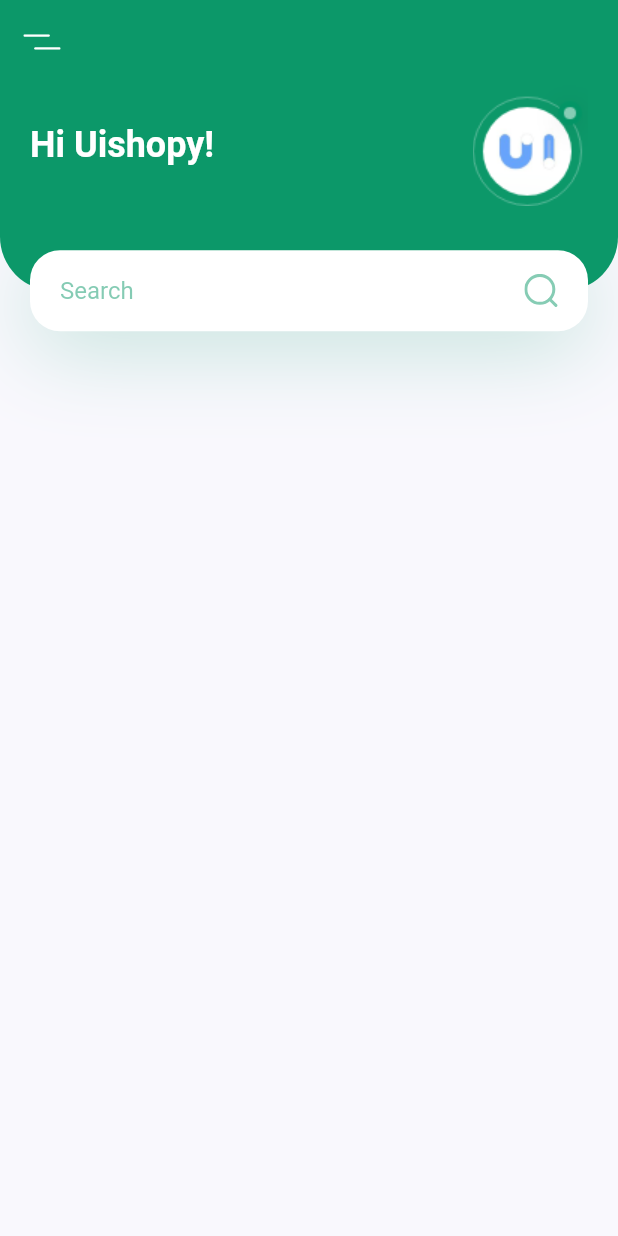
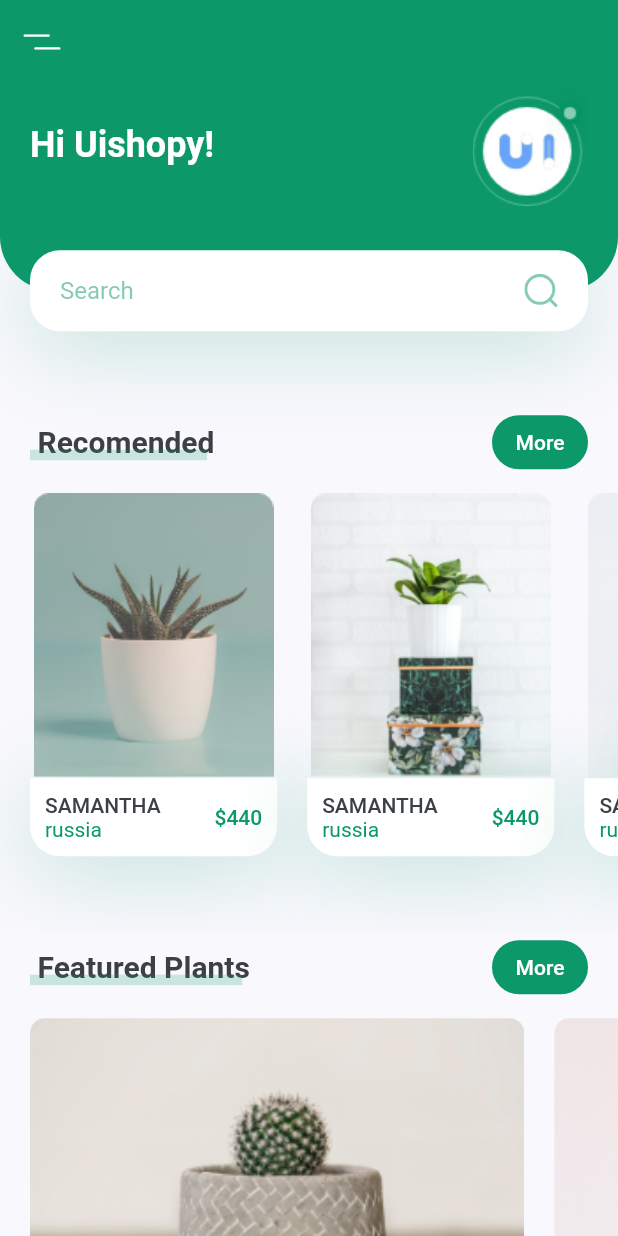
Before and after one commit to AmmarHussien/plant_app_ui, a Flutter app: the screen it shows after launch, on a phone screen of 412 x 824 dp. Run offline on Flutter 3.47's test engine with Material 2 defaults, Android fonts, the phone set to English and light mode, and no system bars; our stand-ins replace flutter_svg.

Commit message:
recomend plant and feature

```diff
--- /dev/null
+++ b/lib/components/title_with_custom_under_line.dart
@@ -0,0 +1,45 @@
+import 'package:flutter/material.dart';
+
+import '../constant.dart';
+
+class TitleWithCustomUnderLine extends StatelessWidget {
+  const TitleWithCustomUnderLine({
+    super.key,
+    required this.title,
+  });
+
+  final String title;
+
+  @override
+  Widget build(BuildContext context) {
+    return SizedBox(
+      height: 24,
+      child: Stack(
+        children: [
+          Padding(
+            padding: const EdgeInsets.only(left: kDefaultPadding / 4),
+            child: Text(
+              title,
+              style: const TextStyle(
+                fontSize: 20,
+                fontWeight: FontWeight.bold,
+              ),
+            ),
+          ),
+          Positioned(
+            bottom: 0,
+            left: 0,
+            right: 0,
+            child: Container(
+              margin: const EdgeInsets.only(right: kDefaultPadding / 4),
+              height: 7,
+              color: kPrimaryColor.withOpacity(
+                0.2,
+              ),
+            ),
+          ),
+        ],
+      ),
+    );
+  }
+}
--- a/lib/screens/home/components/body.dart
+++ b/lib/screens/home/components/body.dart
@@ -1,6 +1,8 @@
 import 'package:flutter/material.dart';
-
+import 'feature_plants.dart';
 import 'home_header.dart';
+import 'recomend_places.dart';
+import 'title_with_more_btn.dart';
 
 class Body extends StatelessWidget {
   const Body({super.key});
@@ -12,6 +14,16 @@ class Body extends StatelessWidget {
       child: Column(
         children: [
           HomePageHeader(size: size),
+          TitleWithMoreBtn(
+            title: 'Recomended',
+            press: () {},
+          ),
+          const RecomentPlants(),
+          TitleWithMoreBtn(
+            title: 'Featured Plants',
+            press: () {},
+          ),
+          const FeaturePlants(),
         ],
       ),
     );
--- /dev/null
+++ b/lib/screens/home/components/feature_plant_card.dart
@@ -0,0 +1,45 @@
+
+import 'package:flutter/material.dart';
+
+import '../../../constant.dart';
+
+class FeaturePlantCard extends StatelessWidget {
+  const FeaturePlantCard({
+    super.key,
+    required this.image,
+    required this.press,
+  });
+
+  final String image;
+  final Function press;
+
+  @override
+  Widget build(BuildContext context) {
+    Size size = MediaQuery.of(context).size;
+    return GestureDetector(
+      onTap: () {
+        press();
+      },
+      child: Container(
+        margin: const EdgeInsets.only(
+          left: kDefaultPadding,
+          top: kDefaultPadding / 2,
+          bottom: kDefaultPadding / 2,
+        ),
+        width: size.width * 0.8,
+        height: 185,
+        decoration: BoxDecoration(
+          borderRadius: BorderRadius.circular(
+            10,
+          ),
+          image: DecorationImage(
+            image: AssetImage(
+              image,
+            ),
+            fit: BoxFit.cover,
+          ),
+        ),
+      ),
+    );
+  }
+}
--- /dev/null
+++ b/lib/screens/home/components/feature_plants.dart
@@ -0,0 +1,32 @@
+import 'package:flutter/material.dart';
+import 'package:plant_app_ui/constant.dart';
+
+import 'feature_plant_card.dart';
+
+class FeaturePlants extends StatelessWidget {
+  const FeaturePlants({
+    super.key,
+  });
+
+  @override
+  Widget build(BuildContext context) {
+    return SingleChildScrollView(
+      scrollDirection: Axis.horizontal,
+      child: Row(
+        children: [
+          FeaturePlantCard(
+            image: 'assets/images/bottom_img_1.png',
+            press: () {},
+          ),
+          FeaturePlantCard(
+            image: 'assets/images/bottom_img_2.png',
+            press: () {},
+          ),
+          const SizedBox(
+            width: kDefaultPadding,
+          ),
+        ],
+      ),
+    );
+  }
+}
--- a/lib/screens/home/components/home_header.dart
+++ b/lib/screens/home/components/home_header.dart
@@ -1,5 +1,3 @@
-
-
 import 'package:flutter/material.dart';
 import 'package:flutter_svg/svg.dart';
 
@@ -15,8 +13,9 @@ class HomePageHeader extends StatelessWidget {
 
   @override
   Widget build(BuildContext context) {
-    return SizedBox(
+    return Container(
       height: size.height * 0.2,
+      margin: const EdgeInsets.only(bottom: kDefaultPadding * 2.5),
       child: Stack(
         children: [
           Container(
@@ -41,11 +40,10 @@ class HomePageHeader extends StatelessWidget {
               children: [
                 Text(
                   'Hi Uishopy!',
-                  style:
-                      Theme.of(context).textTheme.headlineSmall!.copyWith(
-                            color: Colors.white,
-                            fontWeight: FontWeight.bold,
-                          ),
+                  style: Theme.of(context).textTheme.headlineSmall!.copyWith(
+                        color: Colors.white,
+                        fontWeight: FontWeight.bold,
+                      ),
                 ),
                 const Spacer(),
                 Image.asset(
--- /dev/null
+++ b/lib/screens/home/components/recomend_place_card.dart
@@ -0,0 +1,96 @@
+
+import 'package:flutter/material.dart';
+
+import '../../../constant.dart';
+
+class RecomendPlantCard extends StatelessWidget {
+  const RecomendPlantCard({
+    super.key,
+    required this.image,
+    required this.title,
+    required this.country,
+    required this.price,
+    required this.press,
+  });
+
+  final String image, title, country;
+  final int price;
+  final Function press;
+
+  @override
+  Widget build(BuildContext context) {
+    Size size = MediaQuery.of(context).size;
+    return Container(
+      margin: const EdgeInsets.only(
+        left: kDefaultPadding,
+        top: kDefaultPadding / 2,
+        bottom: kDefaultPadding * 2.5,
+      ),
+      width: size.width * 0.4,
+      child: Column(
+        children: [
+          Image.asset(
+            image,
+          ),
+          GestureDetector(
+            onTap: () {
+              press();
+            },
+            child: Container(
+              padding: const EdgeInsets.all(kDefaultPadding / 2),
+              decoration: BoxDecoration(
+                color: Colors.white,
+                boxShadow: [
+                  BoxShadow(
+                    offset: const Offset(
+                      0,
+                      10,
+                    ),
+                    blurRadius: 50,
+                    color: kPrimaryColor.withOpacity(0.23),
+                  ),
+                ],
+                borderRadius: const BorderRadius.only(
+                  bottomLeft: Radius.circular(
+                    20,
+                  ),
+                  bottomRight: Radius.circular(
+                    20,
+                  ),
+                ),
+              ),
+              child: Row(
+                children: [
+                  RichText(
+                    text: TextSpan(
+                      children: [
+                        TextSpan(
+                          text: '$title\n'.toUpperCase(),
+                          style: Theme.of(context).textTheme.labelLarge,
+                        ),
+                        TextSpan(
+                          text: country.toLowerCase(),
+                          style: const TextStyle(
+                            color: kPrimaryColor,
+                          ),
+                        ),
+                      ],
+                    ),
+                  ),
+                  const Spacer(),
+                  Text(
+                    '\$$price',
+                    style: Theme.of(context)
+                        .textTheme
+                        .labelLarge!
+                        .copyWith(color: kPrimaryColor),
+                  ),
+                ],
+              ),
+            ),
+          ),
+        ],
+      ),
+    );
+  }
+}
--- /dev/null
+++ b/lib/screens/home/components/recomend_places.dart
@@ -0,0 +1,46 @@
+
+import 'package:flutter/material.dart';
+
+import '../../../constant.dart';
+import 'recomend_place_card.dart';
+
+class RecomentPlants extends StatelessWidget {
+  const RecomentPlants({
+    super.key,
+  });
+
+  @override
+  Widget build(BuildContext context) {
+    return SingleChildScrollView(
+      scrollDirection: Axis.horizontal,
+      child: Row(
+        children: [
+          RecomendPlantCard(
+            image: 'assets/images/image_1.png',
+            title: 'Samantha',
+            country: 'Russia',
+            price: 440,
+            press: () {},
+          ),
+          RecomendPlantCard(
+            image: 'assets/images/image_2.png',
+            title: 'Samantha',
+            country: 'Russia',
+            price: 440,
+            press: () {},
+          ),
+          RecomendPlantCard(
+            image: 'assets/images/image_3.png',
+            title: 'Samantha',
+            country: 'Russia',
+            price: 440,
+            press: () {},
+          ),
+          const SizedBox(
+            width: kDefaultPadding,
+          ),
+        ],
+      ),
+    );
+  }
+}
--- /dev/null
+++ b/lib/screens/home/components/title_with_more_btn.dart
@@ -0,0 +1,49 @@
+import 'package:flutter/material.dart';
+
+import '../../../components/title_with_custom_under_line.dart';
+import '../../../constant.dart';
+
+class TitleWithMoreBtn extends StatelessWidget {
+  const TitleWithMoreBtn({
+    super.key,
+    required this.title,
+    required this.press,
+  });
+
+  final String title;
+  final Function press;
+
+  @override
+  Widget build(BuildContext context) {
+    return Padding(
+      padding: const EdgeInsets.symmetric(horizontal: kDefaultPadding),
+      child: Row(
+        mainAxisAlignment: MainAxisAlignment.spaceBetween,
+        children: [
+          TitleWithCustomUnderLine(
+            title: title,
+          ),
+          TextButton(
+            style: TextButton.styleFrom(
+              backgroundColor: kPrimaryColor,
+              shape: RoundedRectangleBorder(
+                borderRadius: BorderRadius.circular(
+                  20,
+                ),
+              ),
+            ),
+            onPressed: () {
+              press();
+            },
+            child: const Text(
+              'More',
+              style: TextStyle(
+                color: Colors.white,
+              ),
+            ),
+          ),
+        ],
+      ),
+    );
+  }
+}
```
